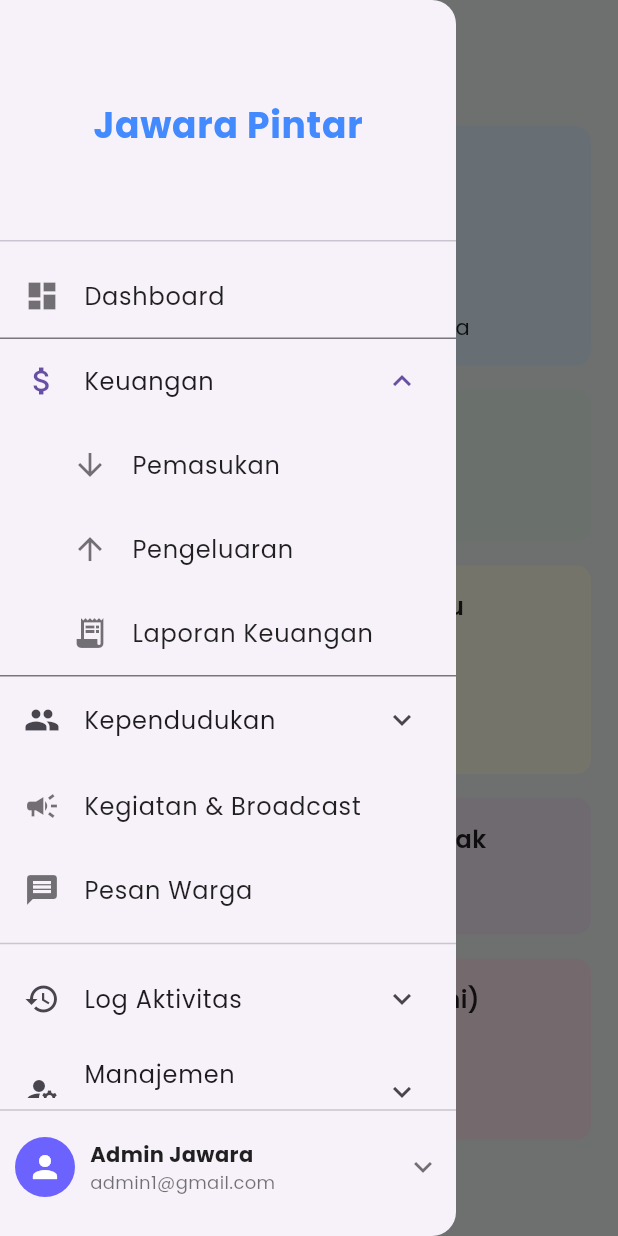
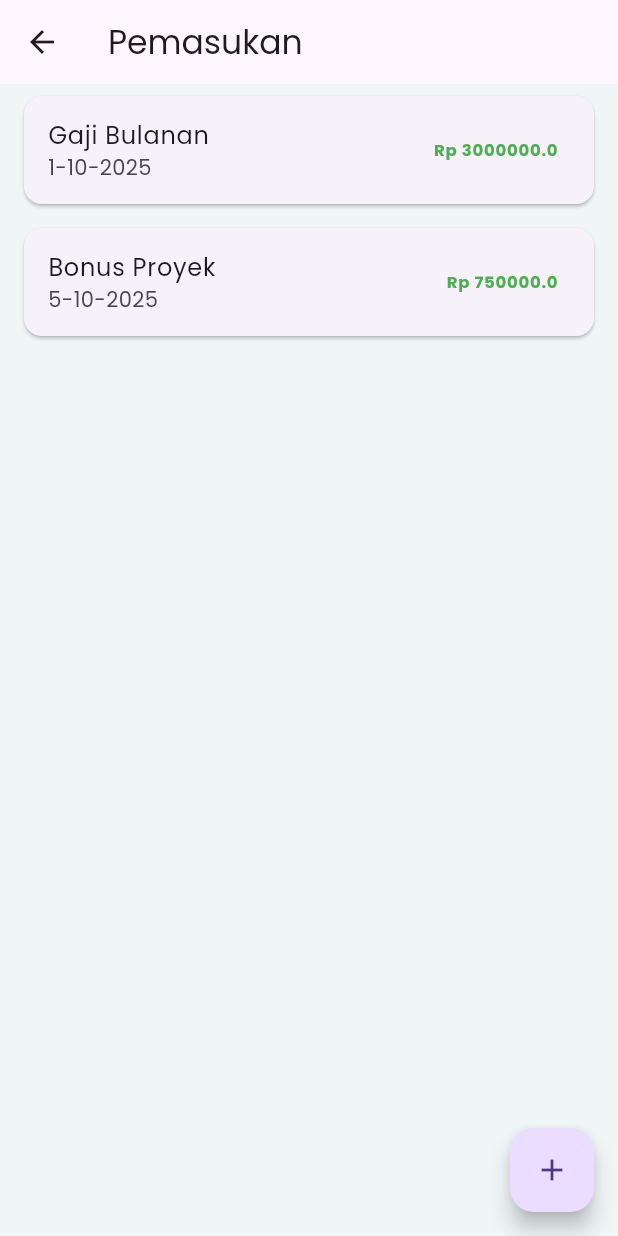
Before and after one commit to Ruphasa/Pentagram, a Flutter app: the DashboardScreen screen opened directly, after a tap on the "menu" icon, after a tap on "Keuangan", after a tap on "Pemasukan", on a phone screen of 412 x 824 dp. Run offline on Flutter 3.47's test engine with Material 3 defaults, Android fonts, the phone set to English and light mode, and no system bars; our stand-ins replace google_fonts.

Commit message:
pengeluaran dan pemasukan

```diff
--- /dev/null
+++ b/lib/models/transaksi.dart
@@ -0,0 +1,15 @@
+class Transaksi {
+  final String id;
+  final String keterangan;
+  final DateTime tanggal;
+  final double jumlah;
+  final String jenis; // 'pemasukan' atau 'pengeluaran'
+
+  Transaksi({
+    required this.id,
+    required this.keterangan,
+    required this.tanggal,
+    required this.jumlah,
+    required this.jenis,
+  });
+}
--- /dev/null
+++ b/lib/page/keuangan/pemasukan_page.dart
@@ -0,0 +1,93 @@
+import 'package:flutter/material.dart';
+import 'package:pentagram/models/transaksi.dart';
+import 'package:pentagram/widgets/transaksi_card.dart';
+
+class PemasukanPage extends StatefulWidget {
+  const PemasukanPage({super.key});
+
+  @override
+  State<PemasukanPage> createState() => _PemasukanPageState();
+}
+
+class _PemasukanPageState extends State<PemasukanPage> {
+  final List<Transaksi> _pemasukanList = [
+    Transaksi(
+      id: '1',
+      jenis: 'pemasukan',
+      keterangan: 'Gaji Bulanan',
+      jumlah: 3000000,
+      tanggal: DateTime(2025, 10, 1),
+    ),
+    Transaksi(
+      id: '2',
+      jenis: 'pemasukan',
+      keterangan: 'Bonus Proyek',
+      jumlah: 750000,
+      tanggal: DateTime(2025, 10, 5),
+    ),
+  ];
+
+  void _tambahPemasukan() {
+    final TextEditingController keteranganCtrl = TextEditingController();
+    final TextEditingController jumlahCtrl = TextEditingController();
+
+    showDialog(
+      context: context,
+      builder: (context) => AlertDialog(
+        title: const Text("Tambah Pemasukan"),
+        content: Column(
+          mainAxisSize: MainAxisSize.min,
+          children: [
+            TextField(
+              controller: keteranganCtrl,
+              decoration: const InputDecoration(labelText: "Keterangan"),
+            ),
+            TextField(
+              controller: jumlahCtrl,
+              keyboardType: TextInputType.number,
+              decoration: const InputDecoration(labelText: "Jumlah"),
+            ),
+          ],
+        ),
+        actions: [
+          TextButton(
+            onPressed: () => Navigator.pop(context),
+            child: const Text("Batal"),
+          ),
+          ElevatedButton(
+            onPressed: () {
+              setState(() {
+                _pemasukanList.add(Transaksi(
+                  id: DateTime.now().millisecondsSinceEpoch.toString(),
+                  jenis: 'pemasukan',
+                  keterangan: keteranganCtrl.text,
+                  jumlah: double.tryParse(jumlahCtrl.text) ?? 0,
+                  tanggal: DateTime.now(),
+                ));
+              });
+              Navigator.pop(context);
+            },
+            child: const Text("Simpan"),
+          ),
+        ],
+      ),
+    );
+  }
+
+  @override
+  Widget build(BuildContext context) {
+    return Scaffold(
+      appBar: AppBar(title: const Text("Pemasukan")),
+      floatingActionButton: FloatingActionButton(
+        onPressed: _tambahPemasukan,
+        child: const Icon(Icons.add),
+      ),
+      body: ListView.builder(
+        itemCount: _pemasukanList.length,
+        itemBuilder: (context, index) {
+          return TransaksiCard(transaksi: _pemasukanList[index]);
+        },
+      ),
+    );
+  }
+}
--- a/lib/widgets/side_menu.dart
+++ b/lib/widgets/side_menu.dart
@@ -8,6 +8,9 @@ import 'package:pentagram/page/channel_transfer/daftar_channel.dart';
 import 'package:pentagram/page/channel_transfer/tambah_channel.dart';
 import 'package:pentagram/widgets/profile_dropdown.dart';
 import 'package:pentagram/page/log_aktivitas/log_aktivitas_page.dart';
+import 'package:pentagram/page/keuangan/pemasukan_page.dart';
+import 'package:pentagram/page/keuangan/pengeluaran_page.dart';
+
 
 class SideMenu extends StatelessWidget {
   const SideMenu({Key? key}) : super(key: key);
@@ -45,13 +48,23 @@ class SideMenu extends StatelessWidget {
     DrawerListTile(
       title: "Pemasukan",
       icon: Icons.arrow_downward,
-                      onTap: () {},
+      onTap: () {
+        Navigator.push(
+          context,
+          MaterialPageRoute(builder: (context) => const PemasukanPage()),
+        );
+      },
       isSubMenu: true,
     ),
     DrawerListTile(
       title: "Pengeluaran",
       icon: Icons.arrow_upward,
-                      onTap: () {},
+      onTap: () {
+        Navigator.push(
+          context,
+          MaterialPageRoute(builder: (context) => const PengeluaranPage()),
+        );
+      },
       isSubMenu: true,
     ),
     DrawerListTile(
--- /dev/null
+++ b/lib/widgets/transaksi_card.dart
@@ -0,0 +1,28 @@
+import 'package:flutter/material.dart';
+import 'package:pentagram/models/transaksi.dart';
+
+class TransaksiCard extends StatelessWidget {
+  final Transaksi transaksi;
+
+  const TransaksiCard({super.key, required this.transaksi});
+
+  @override
+  Widget build(BuildContext context) {
+    return Card(
+      margin: const EdgeInsets.symmetric(horizontal: 16, vertical: 8),
+      child: ListTile(
+        title: Text(transaksi.keterangan),
+        subtitle: Text(
+          "${transaksi.tanggal.day}-${transaksi.tanggal.month}-${transaksi.tanggal.year}",
+        ),
+        trailing: Text(
+          'Rp ${transaksi.jumlah}',
+          style: TextStyle(
+            color: transaksi.jenis == 'pemasukan' ? Colors.green : Colors.red,
+            fontWeight: FontWeight.bold,
+          ),
+        ),
+      ),
+    );
+  }
+}
```
Also changed, not shown: lib/page/keuangan/pengeluaran_page.dart (added, +93 -0 lines). Lines whose indentation alone changed are shown as unchanged.
